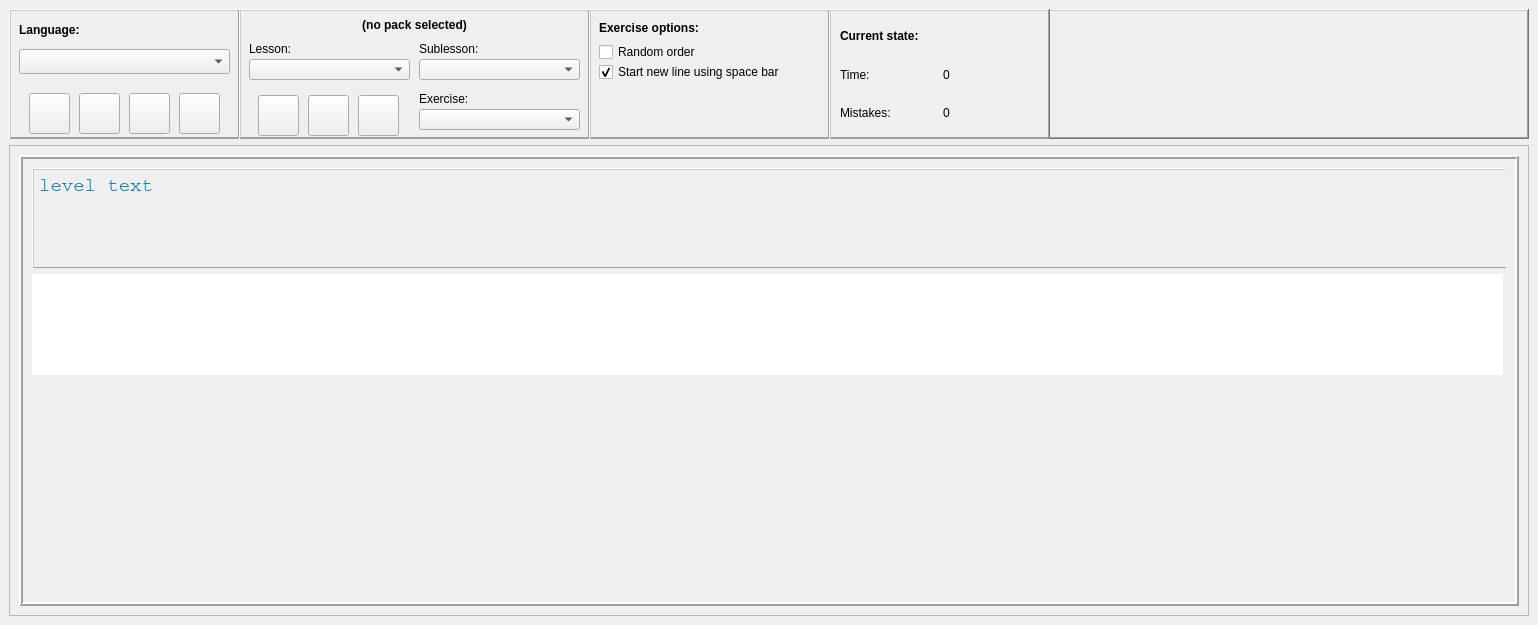
Above: ui/opentyper.ui from Open-Typer/Open-Typer before the change. Below: the same form after it.
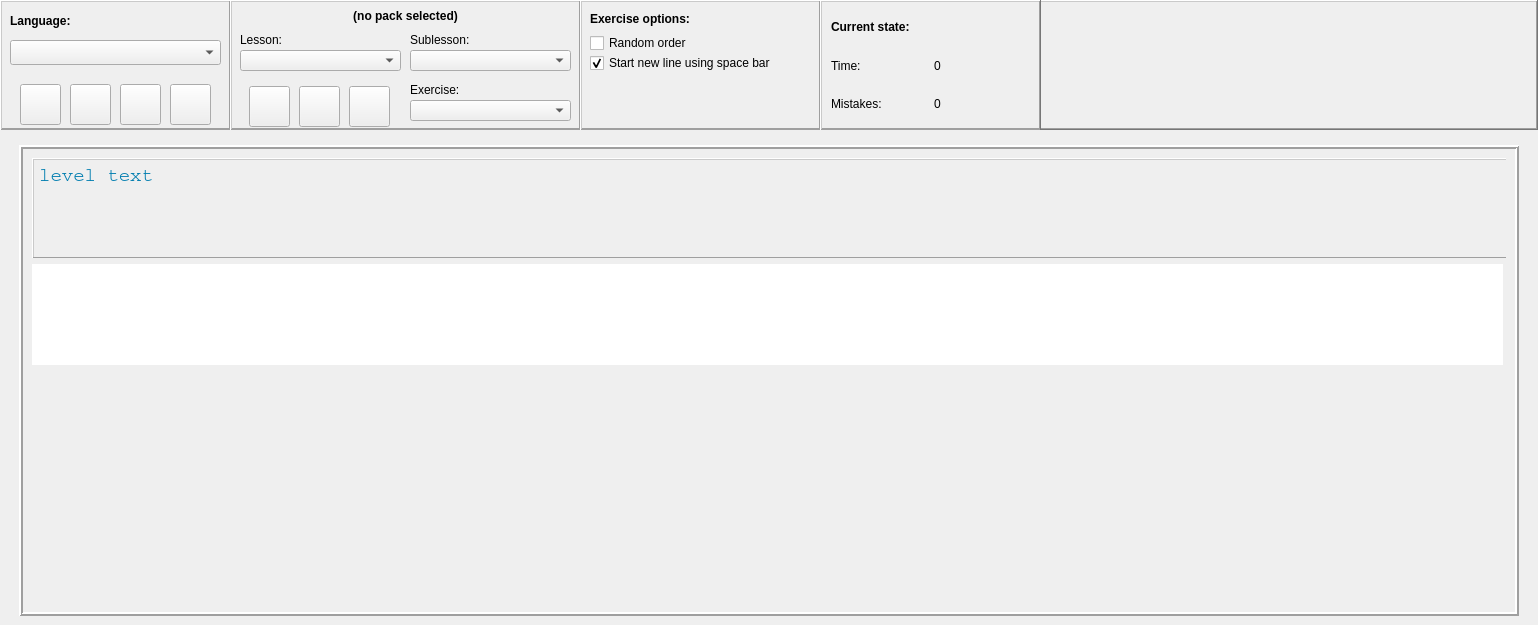
That is the form after the change. Icons and pictures are not drawn. Custom widgets are drawn as their Qt base class.

Commit message: ui: opentyper: Disable centralWidget margin

Patch:
```diff
--- a/ui/opentyper.ui
+++ b/ui/opentyper.ui
@@ -18,6 +18,18 @@
   </property>
   <widget class="QWidget" name="centralwidget">
    <layout class="QGridLayout" name="gridLayout">
+    <property name="leftMargin">
+     <number>0</number>
+    </property>
+    <property name="topMargin">
+     <number>0</number>
+    </property>
+    <property name="rightMargin">
+     <number>0</number>
+    </property>
+    <property name="bottomMargin">
+     <number>0</number>
+    </property>
     <item row="0" column="0">
      <widget class="QFrame" name="controlFrame">
       <property name="minimumSize">
@@ -610,10 +622,10 @@
        </size>
       </property>
       <property name="frameShape">
-       <enum>QFrame::StyledPanel</enum>
+       <enum>QFrame::NoFrame</enum>
       </property>
       <property name="frameShadow">
-       <enum>QFrame::Raised</enum>
+       <enum>QFrame::Plain</enum>
       </property>
       <layout class="QHBoxLayout" name="horizontalLayout">
        <item>
```
